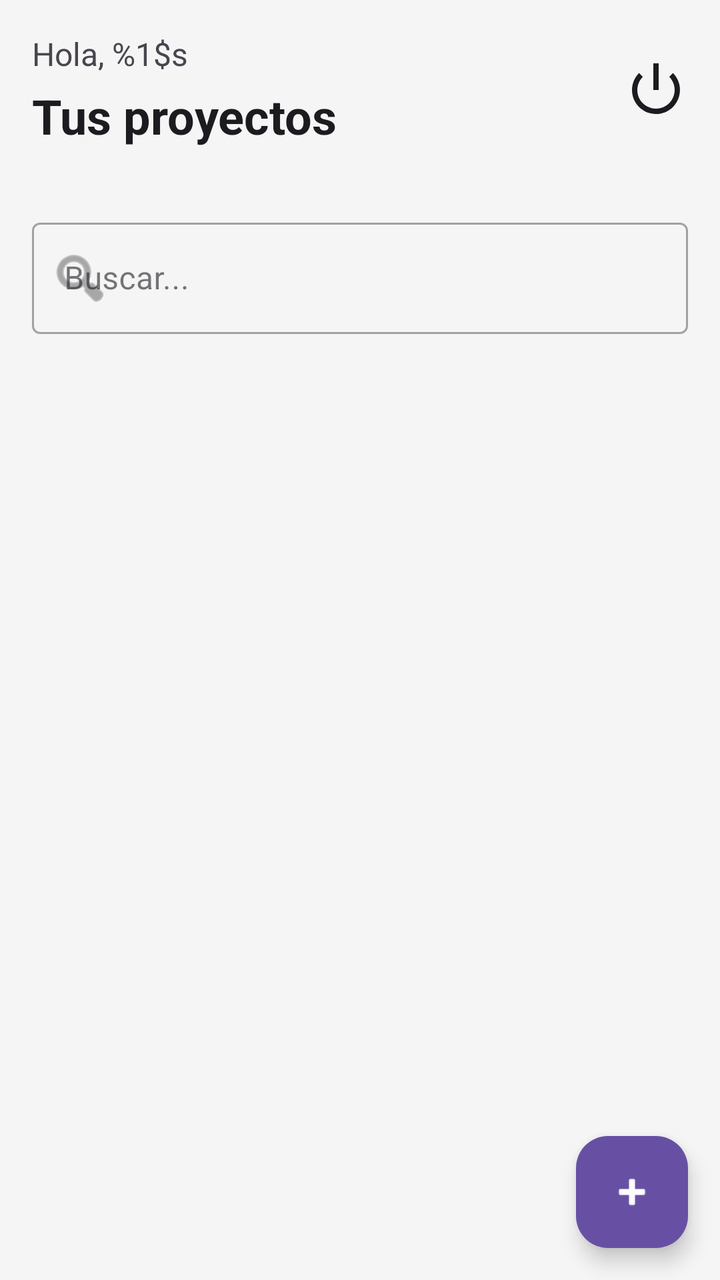
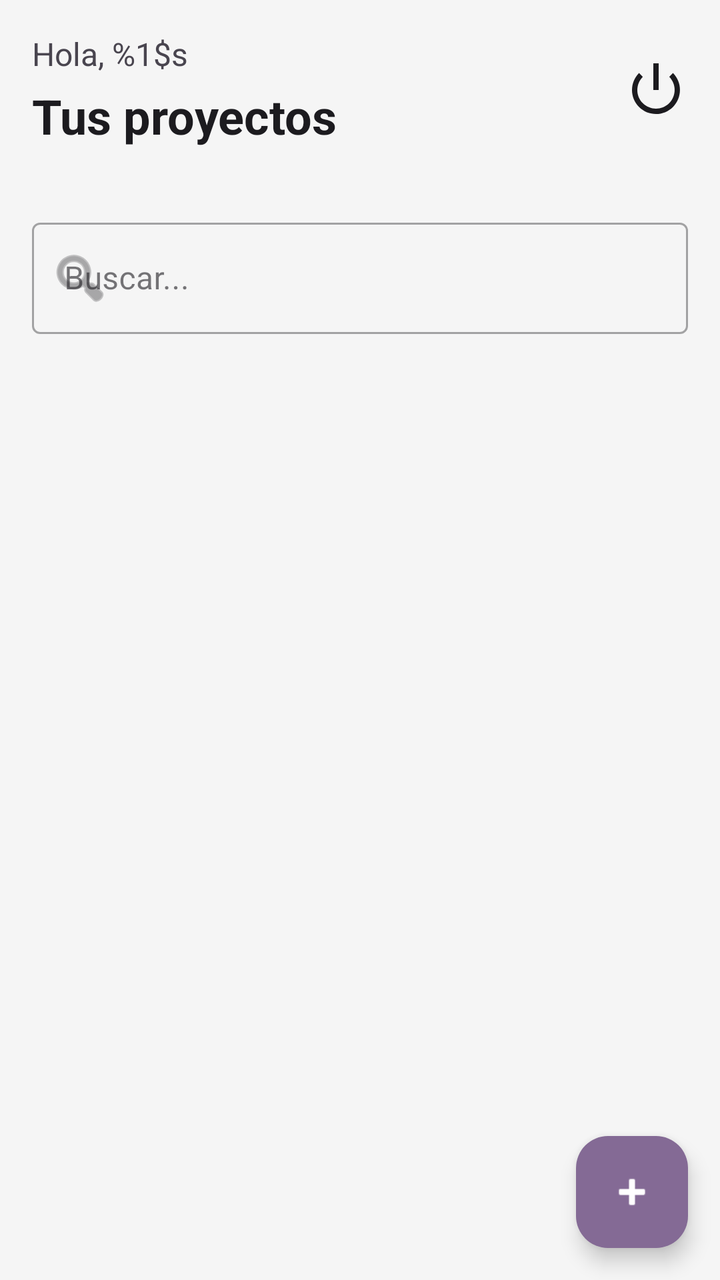

Before-and-after screenshots of an Android layout around one commit, followed by the original layout XML and the change that was made.
<!-- AndroidManifest.xml: application theme Theme.BuildLogAI -->
<!-- res/layout/activity_projects.xml -->
<?xml version="1.0" encoding="utf-8"?>
<androidx.constraintlayout.widget.ConstraintLayout xmlns:android="http://schemas.android.com/apk/res/android"
    xmlns:app="http://schemas.android.com/apk/res-auto"
    android:layout_width="match_parent"
    android:layout_height="match_parent"
    android:background="?android:attr/colorBackground"
    xmlns:tools="http://schemas.android.com/tools">

    
    <LinearLayout
        android:id="@+id/header"
        android:layout_width="0dp"
        android:layout_height="wrap_content"
        android:orientation="horizontal"
        android:padding="16dp"
        android:gravity="center_vertical"
        app:layout_constraintTop_toTopOf="parent"
        app:layout_constraintStart_toStartOf="parent"
        app:layout_constraintEnd_toEndOf="parent">

        
        <LinearLayout
            android:layout_width="0dp"
            android:layout_height="wrap_content"
            android:orientation="vertical"
            android:layout_weight="1">

            <TextView
                android:id="@+id/tvGreeting"
                android:layout_width="wrap_content"
                android:layout_height="wrap_content"
                android:text="@string/projects_greeting"
                android:textColor="?attr/colorOnSurfaceVariant"
                android:textSize="16sp"/>

            <TextView
                android:id="@+id/tvTitle"
                android:layout_width="wrap_content"
                android:layout_height="wrap_content"
                android:text="@string/projects_title"
                android:textColor="?attr/colorOnSurface"
                android:textSize="24sp"
                android:textStyle="bold"
                android:layout_marginTop="4dp"/>
        </LinearLayout>

        
        <ImageView
            android:id="@+id/btnLogout"
            android:layout_width="32dp"
            android:layout_height="32dp"
            android:src="@android:drawable/ic_lock_power_off"
            app:tint="?attr/colorOnSurface"
            android:contentDescription="Cerrar sesión"
            android:clickable="true"
            android:focusable="true"
            android:background="?attr/selectableItemBackgroundBorderless"/>
    </LinearLayout>

    
    <com.google.android.material.textfield.TextInputLayout
        android:id="@+id/layoutSearch"
        android:layout_width="0dp"
        android:layout_height="wrap_content"
        android:layout_margin="16dp"
        style="@style/Widget.MaterialComponents.TextInputLayout.OutlinedBox"
        app:startIconDrawable="@android:drawable/ic_menu_search"
        app:layout_constraintTop_toBottomOf="@id/header"
        app:layout_constraintStart_toStartOf="parent"
        app:layout_constraintEnd_toEndOf="parent">

        <com.google.android.material.textfield.TextInputEditText
            android:id="@+id/etSearch"
            android:layout_width="match_parent"
            android:layout_height="wrap_content"
            android:hint="@string/projects_search_hint"
            android:inputType="text"/>
    </com.google.android.material.textfield.TextInputLayout>

    
    <androidx.recyclerview.widget.RecyclerView
        android:id="@+id/rvProjects"
        android:layout_width="0dp"
        android:layout_height="0dp"
        tools:listitem="@layout/item_project"
        app:layout_constraintTop_toBottomOf="@id/layoutSearch"
        app:layout_constraintBottom_toBottomOf="parent"
        app:layout_constraintStart_toStartOf="parent"
        app:layout_constraintEnd_toEndOf="parent"/>

    
    <TextView
        android:id="@+id/tvEmpty"
        android:layout_width="wrap_content"
        android:layout_height="wrap_content"
        android:text="@string/projects_empty"
        android:textColor="?attr/colorOnSurfaceVariant"
        android:visibility="gone"
        app:layout_constraintTop_toTopOf="@id/rvProjects"
        app:layout_constraintBottom_toBottomOf="@id/rvProjects"
        app:layout_constraintStart_toStartOf="parent"
        app:layout_constraintEnd_toEndOf="parent"/>

    
    <com.google.android.material.floatingactionbutton.FloatingActionButton
        android:id="@+id/fabAddProject"
        android:layout_width="wrap_content"
        android:layout_height="wrap_content"
        android:contentDescription="@string/projects_add"
        app:srcCompat="@android:drawable/ic_input_add"
        app:backgroundTint="?attr/colorPrimary"
        app:tint="?attr/colorOnPrimary"
        android:layout_margin="16dp"
        app:layout_constraintBottom_toBottomOf="parent"
        app:layout_constraintEnd_toEndOf="parent"/>

</androidx.constraintlayout.widget.ConstraintLayout>
<!-- res/layout/item_project.xml (included above) -->
<?xml version="1.0" encoding="utf-8"?>
<com.google.android.material.card.MaterialCardView
    xmlns:android="http://schemas.android.com/apk/res/android"
    xmlns:app="http://schemas.android.com/apk/res-auto"
    android:layout_width="match_parent"
    android:layout_height="wrap_content"
    android:layout_marginHorizontal="16dp"
    android:layout_marginTop="8dp"
    android:layout_marginBottom="8dp"
    app:cardCornerRadius="12dp"
    app:cardElevation="2dp"
    app:strokeWidth="1dp"
    app:strokeColor="?attr/colorOutlineVariant"
    app:cardBackgroundColor="?attr/colorSurface">

    <LinearLayout
        android:layout_width="match_parent"
        android:layout_height="wrap_content"
        android:orientation="vertical"
        android:padding="16dp">

        
        <TextView
            android:id="@+id/tvProjectName"
            android:layout_width="match_parent"
            android:layout_height="wrap_content"
            android:text="@string/project_name_placeholder"
            android:textColor="?attr/colorOnSurface"
            android:textSize="18sp"
            android:textStyle="bold"/>

    </LinearLayout>

</com.google.android.material.card.MaterialCardView>
<!-- resources referenced by this layout -->
<resources>
  <string name="project_name_placeholder">Nombre del proyecto</string>
  <string name="projects_add">Nuevo proyecto</string>
  <string name="projects_empty">No tienes proyectos todavía</string>
  <string name="projects_greeting">Hola, %1$s</string>
  <string name="projects_search_hint">Buscar...</string>
  <string name="projects_title">Tus proyectos</string>
  <style name="Theme.BuildLogAI" parent="Base.Theme.BuildLogAI" />
  <style name="Base.Theme.BuildLogAI" parent="Theme.Material3.DayNight.NoActionBar">
          
          <item name="colorPrimary">#6750A4</item>
          <item name="colorOnPrimary">#FFFFFF</item>
          <item name="colorPrimaryContainer">#EADDFF</item>
          <item name="colorOnPrimaryContainer">#21005D</item>
  
          
          <item name="android:colorBackground">#F5F5F5</item>
          <item name="colorSurface">#FFFFFF</item>
          <item name="colorSurfaceVariant">#E7E0EC</item>
          <item name="colorOnSurface">#1C1B1F</item>
          <item name="colorOnSurfaceVariant">#49454F</item>
  
          
          <item name="colorOutline">#79747E</item>
          <item name="colorOutlineVariant">#C4C7C5</item>
      </style>
</resources>

<!-- the commit's change to res/layout/activity_projects.xml (unified diff, before → after) -->
@@ -4,6 +4,7 @@
     android:layout_width="match_parent"
     android:layout_height="match_parent"
     android:background="?android:attr/colorBackground"
+    android:fitsSystemWindows="true"
     xmlns:tools="http://schemas.android.com/tools">
 
     
@@ -74,6 +75,8 @@
             android:layout_width="match_parent"
             android:layout_height="wrap_content"
             android:hint="@string/projects_search_hint"
+            app:boxStrokeWidthFocused="2dp"
+            app:boxStrokeColor="?attr/colorPrimary"
             android:inputType="text"/>
     </com.google.android.material.textfield.TextInputLayout>
 
@@ -83,6 +86,7 @@
         android:layout_width="0dp"
         android:layout_height="0dp"
         tools:listitem="@layout/item_project"
+        android:layout_marginTop="8dp"
         app:layout_constraintTop_toBottomOf="@id/layoutSearch"
         app:layout_constraintBottom_toBottomOf="parent"
         app:layout_constraintStart_toStartOf="parent"
@@ -111,6 +115,7 @@
         app:backgroundTint="?attr/colorPrimary"
         app:tint="?attr/colorOnPrimary"
         android:layout_margin="16dp"
+        android:layout_marginBottom="32dp"
         app:layout_constraintBottom_toBottomOf="parent"
         app:layout_constraintEnd_toEndOf="parent"/>
 
@@ -126,7 +131,7 @@
     android:layout_marginTop="8dp"
     android:layout_marginBottom="8dp"
     app:cardCornerRadius="12dp"
-    app:cardElevation="2dp"
+    app:cardElevation="4dp"
     app:strokeWidth="1dp"
     app:strokeColor="?attr/colorOutlineVariant"
     app:cardBackgroundColor="?attr/colorSurface">
<!-- resource entries referenced after the edit -->
@@ -9,7 +9,7 @@
   <style name="Theme.BuildLogAI" parent="Base.Theme.BuildLogAI" />
   <style name="Base.Theme.BuildLogAI" parent="Theme.Material3.DayNight.NoActionBar">
           
-          <item name="colorPrimary">#6750A4</item>
+          <item name="colorPrimary">#846A95</item>
           <item name="colorOnPrimary">#FFFFFF</item>
           <item name="colorPrimaryContainer">#EADDFF</item>
           <item name="colorOnPrimaryContainer">#21005D</item>
@@ -22,7 +22,7 @@
           <item name="colorOnSurfaceVariant">#49454F</item>
   
           
-          <item name="colorOutline">#79747E</item>
+          <item name="colorOutline">#000000</item>
           <item name="colorOutlineVariant">#C4C7C5</item>
       </style>
 </resources>
